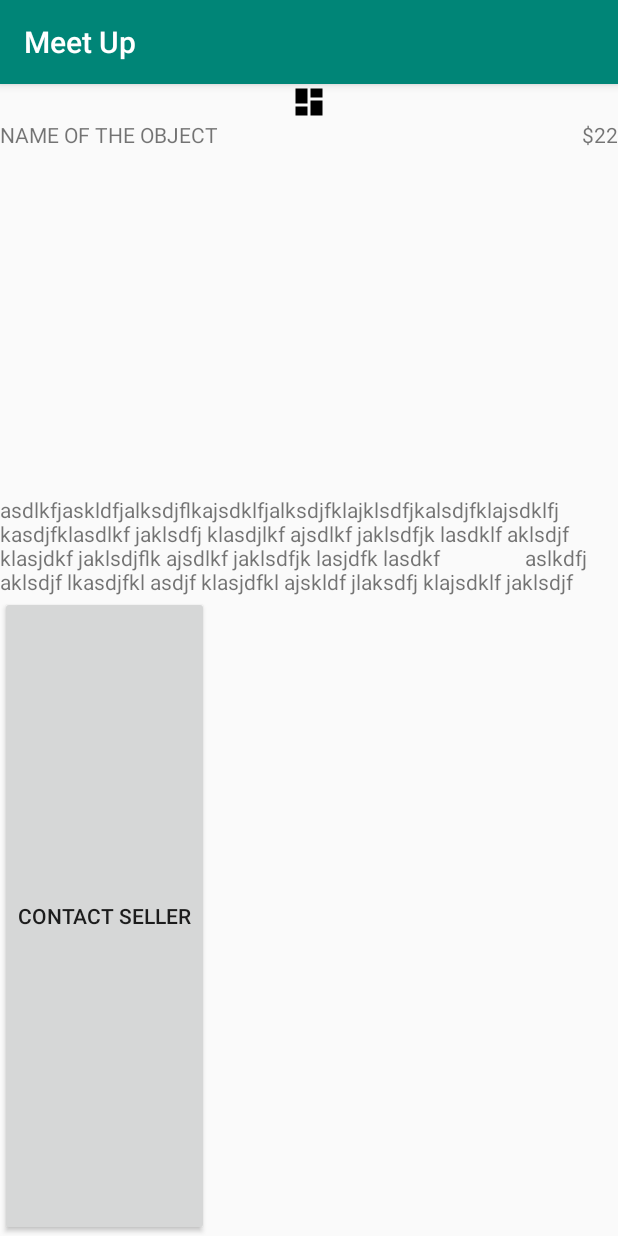
After one commit to westune/MeetUp, an Android app: the fragment ItemInfoFragment shown on its own in the app's theme, on a phone screen of 412 x 824 dp. The commit adds this screen. Run offline under Robolectric (Android 15) with nearby library versions, the phone set to English and light mode, and no system bars.

Commit message:
Fragments

```diff
--- a/app/build.gradle
+++ b/app/build.gradle
@@ -7,7 +7,7 @@ apply plugin: 'kotlin-android-extensions'
 android {
     compileSdkVersion 28
     defaultConfig {
-        applicationId "com.example.lorenzo.meetup2"
+        applicationId "edu.sfsu.csc780.meetup"
         minSdkVersion 20
         targetSdkVersion 28
         versionCode 1
@@ -31,4 +31,7 @@ dependencies {
     testImplementation 'junit:junit:4.12'
     androidTestImplementation 'com.android.support.test:runner:1.0.2'
     androidTestImplementation 'com.android.support.test.espresso:espresso-core:3.0.2'
+    implementation 'com.google.firebase:firebase-core:16.0.5'
 }
+
+apply plugin: 'com.google.gms.google-services'
--- /dev/null
+++ b/app/src/main/java/com/example/lorenzo/meetup2/ItemInfoFragment.kt
@@ -0,0 +1,64 @@
+package com.example.lorenzo.meetup2
+
+import android.content.Context
+import android.os.Bundle
+import android.support.v4.app.Fragment
+import android.util.Log
+import android.view.LayoutInflater
+import android.view.View
+import android.view.ViewGroup
+
+class ItemInfoFragment:Fragment(){
+
+    private val LOG = "Item Info Fragment"
+
+    override fun onAttach(context: Context?) {
+        Log.d(LOG, "On Attach")
+        super.onAttach(context)
+    }
+
+    override fun onCreate(savedInstanceState: Bundle?) {
+        Log.d(LOG, "On Create")
+        super.onCreate(savedInstanceState)
+    }
+
+    override fun onCreateView(inflater: LayoutInflater, container: ViewGroup?, savedInstanceState: Bundle?): View? {
+        Log.d(LOG, "On Create View")
+        return inflater!!.inflate(R.layout.item_info_fragment, container, false);
+    }
+
+    override fun onStart() {
+        Log.d(LOG, "On Start")
+        super.onStart()
+    }
+
+    override fun onResume() {
+        Log.d(LOG, "On Resume")
+        super.onResume()
+    }
+
+    override fun onPause() {
+        Log.d(LOG, "On Pause")
+        super.onPause()
+    }
+
+    override fun onStop() {
+        Log.d(LOG, "On Stop")
+        super.onStop()
+    }
+
+    override fun onDestroy() {
+        Log.d(LOG, "On Destroy")
+        super.onDestroy()
+    }
+
+    override fun onDetach() {
+        Log.d(LOG, "On Detach")
+        super.onDetach()
+    }
+
+    override fun onDestroyView() {
+        Log.d(LOG, "On Destroy View")
+        super.onDestroyView()
+    }
+}
--- /dev/null
+++ b/app/src/main/res/layout/item_info_fragment.xml
@@ -0,0 +1,72 @@
+<?xml version="1.0" encoding="utf-8"?>
+<android.support.constraint.ConstraintLayout
+    xmlns:android="http://schemas.android.com/apk/res/android"
+    xmlns:app="http://schemas.android.com/apk/res-auto"
+    xmlns:tools="http://schemas.android.com/tools"
+    android:layout_width="match_parent"
+    android:layout_height="match_parent">
+
+    <ScrollView
+        android:layout_width="match_parent"
+        android:layout_height="match_parent"
+        android:fillViewport="true"
+        >
+
+        <LinearLayout
+            android:layout_width="match_parent"
+            android:layout_height="match_parent"
+            android:orientation="vertical" >
+
+            <ImageView
+                android:id="@+id/image"
+                android:layout_width="match_parent"
+                android:layout_height="wrap_content"
+                tools:srcCompat="@tools:sample/avatars[2]"
+                android:src="@drawable/ic_dashboard_black_24dp"
+                />
+
+            <LinearLayout
+                android:layout_width="match_parent"
+                android:layout_height="250dp"
+                android:orientation="horizontal">
+
+                <TextView
+                    android:id="@+id/name"
+                    android:layout_width="208dp"
+                    android:layout_height="wrap_content"
+                    android:layout_weight="7"
+                    android:gravity="fill_horizontal"
+                    android:maxLines="2"
+                    android:text="NAME OF THE OBJECT" />
+
+                <TextView
+                    android:id="@+id/price"
+                    android:layout_width="wrap_content"
+                    android:layout_height="wrap_content"
+                    android:layout_weight="3"
+                    android:text="$22"
+                    android:gravity="right"
+                    android:maxLines="1"/>
+
+
+            </LinearLayout>
+
+            <TextView
+                android:id="@+id/description"
+                android:layout_width="match_parent"
+                android:layout_height="wrap_content"
+                android:text="asdlkfjaskldfjalksdjflkajsdklfjalksdjfklajklsdfjkalsdjfklajsdklfj kasdjfklasdlkf jaklsdfj klasdjlkf ajsdlkf jaklsdfjk lasdklf aklsdjf klasjdkf jaklsdjflk ajsdlkf jaklsdfjk lasjdfk lasdkf
+                aslkdfj aklsdjf lkasdjfkl asdjf klasjdfkl ajskldf jlaksdfj klajsdklf jaklsdjf " />
+
+            <Button
+                android:id="@+id/button"
+                android:layout_width="wrap_content"
+                android:layout_height="wrap_content"
+                android:layout_weight="1"
+                android:text="Contact Seller"
+                android:gravity="center"/>
+
+        </LinearLayout>
+    </ScrollView>
+
+</android.support.constraint.ConstraintLayout>
--- a/app/src/main/res/menu/navigation.xml
+++ b/app/src/main/res/menu/navigation.xml
@@ -2,17 +2,17 @@
 <menu xmlns:android="http://schemas.android.com/apk/res/android">
 
     <item
-        android:id="@+id/navigation_home"
+        android:id="@+id/navigation_buy"
         android:icon="@drawable/ic_home_black_24dp"
         android:title="@string/title_buy" />
 
     <item
-        android:id="@+id/navigation_dashboard"
+        android:id="@+id/navigation_sell"
         android:icon="@drawable/ic_dashboard_black_24dp"
         android:title="@string/title_sell" />
 
     <item
-        android:id="@+id/navigation_notifications"
+        android:id="@+id/navigation_messages"
         android:icon="@drawable/ic_notifications_black_24dp"
         android:title="@string/title_messages" />
 
--- a/app/src/main/res/values/strings.xml
+++ b/app/src/main/res/values/strings.xml
@@ -3,4 +3,6 @@
     <string name="title_buy">Buy</string>
     <string name="title_sell">Sell</string>
     <string name="title_messages">Messages</string>
+    <string name="contact_button">Contact Seller</string>
+    <string name="edit_button">Edit Info</string>
 </resources>
--- a/build.gradle
+++ b/build.gradle
@@ -9,6 +9,7 @@ buildscript {
     dependencies {
         classpath 'com.android.tools.build:gradle:3.2.0'
         classpath "org.jetbrains.kotlin:kotlin-gradle-plugin:$kotlin_version"
+        classpath 'com.google.gms:google-services:4.0.1'
 
         // NOTE: Do not place your application dependencies here; they belong
         // in the individual module build.gradle files
```
Also changed, not shown: app/src/main/java/com/example/lorenzo/meetup2/BuyListFragment.kt (added, +65 -0 lines), app/src/main/java/com/example/lorenzo/meetup2/ItemsForSaleFragment.kt (added, +87 -0 lines), app/src/main/java/com/example/lorenzo/meetup2/MainActivity.kt (+34 -4 lines), app/src/main/java/com/example/lorenzo/meetup2/PostItemFragment.kt (added, +66 -0 lines), app/src/main/java/com/example/lorenzo/meetup2/SignInActivity.kt (added, +19 -0 lines), app/src/main/res/layout/activity_main.xml (+6 -8 lines), app/src/main/res/layout/buy_list_fragment.xml (added, +68 -0 lines), app/src/main/res/layout/items_for_sale_fragment.xml (added, +28 -0 lines), app/src/main/res/layout/post_item_fragment.xml (added, +64 -0 lines), 1 other file.
